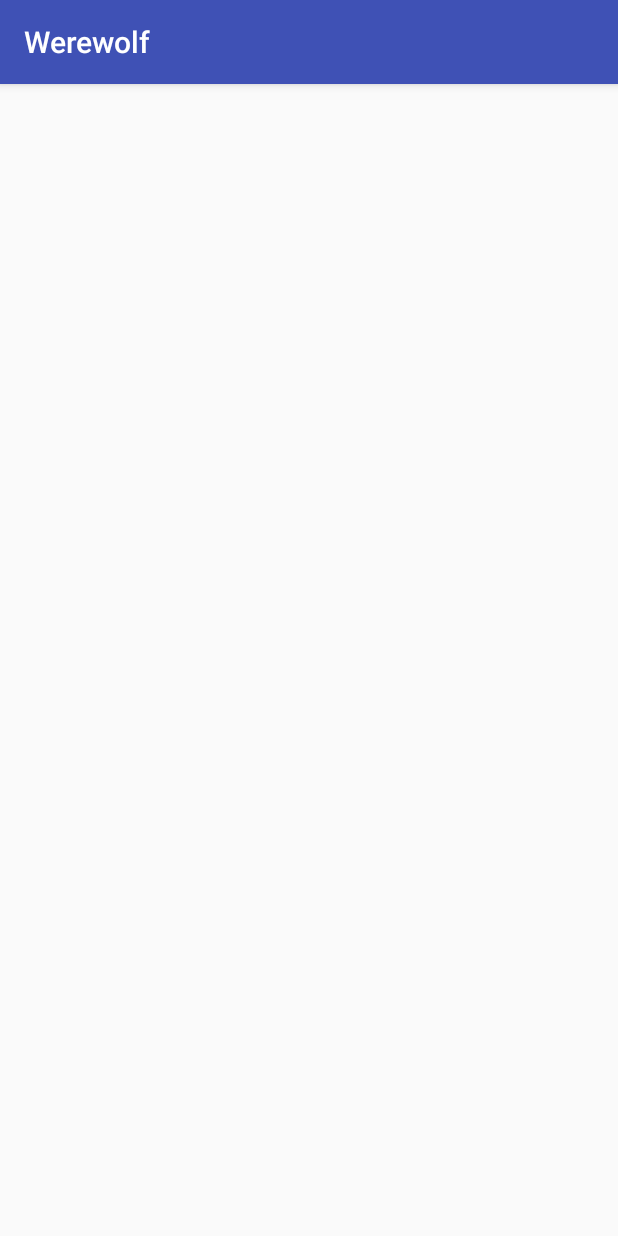
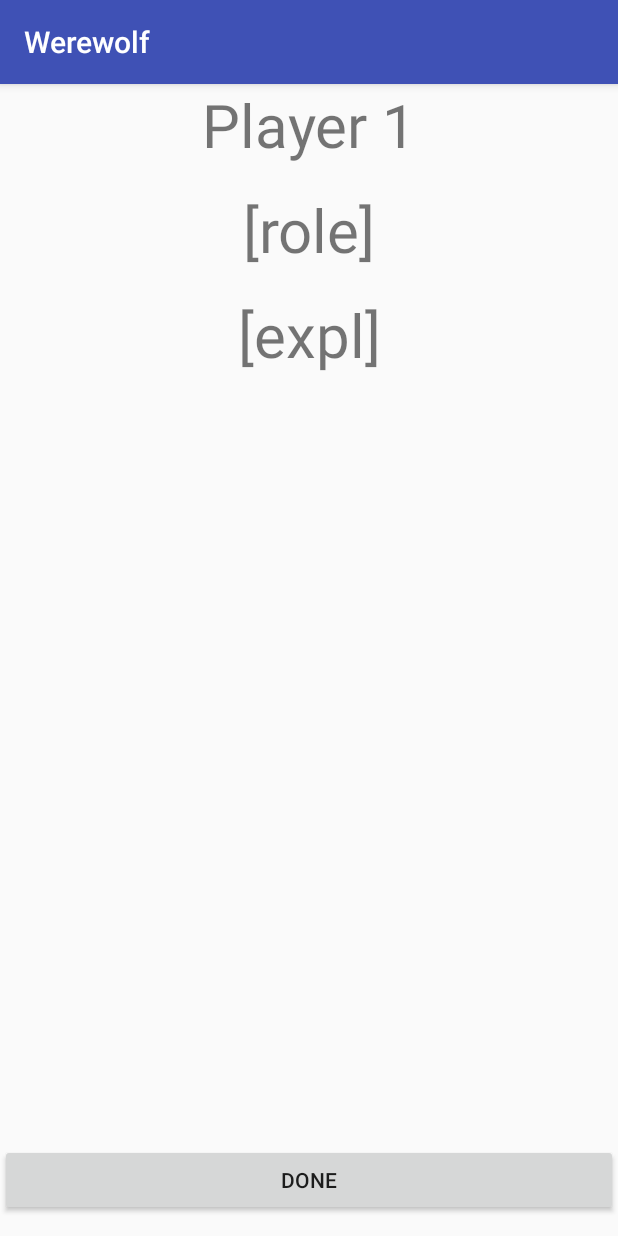
Before and after one commit to Maxfojtik/Werewolf, an Android app: the Round1 screen opened directly, with no data from a screen before it, on a phone screen of 412 x 824 dp. Run offline under Robolectric (Android 15) with nearby library versions, the phone set to English and light mode, and no system bars; 1 statement that could not run was skipped.

Commit message:
Work on Round 1

```diff
--- a/app/src/main/java/uncontrollablyswervingdog/werewolf/CharacterSelect.java
+++ b/app/src/main/java/uncontrollablyswervingdog/werewolf/CharacterSelect.java
@@ -1,5 +1,6 @@
 package uncontrollablyswervingdog.werewolf;
 
+import android.content.Intent;
 import android.os.Bundle;
 import android.support.v7.app.AppCompatActivity;
 import android.util.Log;
@@ -19,7 +20,7 @@ import java.util.Random;
 
 public class CharacterSelect extends AppCompatActivity
 {
-    String[] roles = new String[]{"Werewolf", "Minion", "Villager", "Seer", "Troublemaker", "Robber"};
+    static String[] roles = new String[]{"Werewolf", "Minion", "Villager", "Seer", "Troublemaker", "Robber"};
     int[] amounts;
     @Override
     protected void onCreate(Bundle savedInstanceState)
@@ -164,6 +165,8 @@ public class CharacterSelect extends AppCompatActivity
                     assignedNumber++;
                 }
             }
+            Intent intent = new Intent(CharacterSelect.this, Round1.class);
+            startActivity(intent);
         }
     }
     class onClick implements View.OnClickListener
--- a/app/src/main/java/uncontrollablyswervingdog/werewolf/Round1.java
+++ b/app/src/main/java/uncontrollablyswervingdog/werewolf/Round1.java
@@ -2,11 +2,63 @@ package uncontrollablyswervingdog.werewolf;
 
 import android.os.Bundle;
 import android.support.v7.app.AppCompatActivity;
+import android.text.Layout;
+import android.view.View;
+import android.view.ViewGroup;
+import android.widget.Button;
+import android.widget.RelativeLayout;
+import android.widget.TextView;
 
 public class Round1 extends AppCompatActivity {
+    int countRoles(String role) {
+        int total = 0;
+        for (int i = 0; i < MainActivity.players.length; i++) {
+            if (MainActivity.players[i].role.equals(role)) {
+                total++;
+            }
+        }
+        return total;
+    }
+
     @Override
     protected void onCreate(Bundle savedInstanceState) {
-
+        super.onCreate(savedInstanceState);
+//        setContentView(R.layout.round_1_reveal);
+        setContentView(R.layout.round_1);
+        generateView(findViewById(R.id.round_1), "Werewolf");
     }
 
+    void generateDoneButton(View view)
+    {
+        Button doneB = new Button(this);
+        doneB.setLayoutParams(new RelativeLayout.LayoutParams(2330, ViewGroup.LayoutParams.WRAP_CONTENT));
+        doneB.setText("Done");
+        doneB.setId(1+0); //doneButtonID = 1
+
+        ((RelativeLayout) view).addView(doneB);
+
+        RelativeLayout.LayoutParams params = (RelativeLayout.LayoutParams) doneB.getLayoutParams();
+        params.addRule(RelativeLayout.ALIGN_PARENT_BOTTOM);
+        params.addRule(RelativeLayout.CENTER_HORIZONTAL);
+        params.setMargins(0,0,0,20);
+    }
+    void generateView(View layout, String role)
+    {
+        if (role.equals("Werewolf"))
+        {
+            generateWerewolf(layout);
+        }
+    }
+    void generateWerewolf(View layout)
+    {
+        if(countRoles("Werewolf")>1)//not lone wolf
+        {
+
+        }
+        else//lone wolf
+        {
+
+        }
+        generateDoneButton(layout);
+    }
 }
--- a/app/src/main/res/layout/round_1.xml
+++ b/app/src/main/res/layout/round_1.xml
@@ -1,17 +1,41 @@
 <?xml version="1.0" encoding="utf-8"?>
-<LinearLayout xmlns:android="http://schemas.android.com/apk/res/android"
+<RelativeLayout xmlns:android="http://schemas.android.com/apk/res/android"
     android:orientation="vertical" android:layout_width="match_parent"
-    android:layout_height="match_parent">
+    android:layout_height="match_parent" android:id="@+id/round_1">
 
     <TextView
-        android:id="@+id/textView"
+        android:id="@+id/playerName"
         android:layout_width="match_parent"
         android:layout_height="wrap_content"
-        android:text="Player 1" />
+        android:text="Player 1"
+        android:gravity="center"
+        android:textSize="40sp"
+        android:layout_alignParentTop="true"
+        android:layout_alignParentLeft="true"
+        android:layout_alignParentStart="true" />
 
-    <Button
-        android:id="@+id/button"
-        android:layout_width="233dp"
+    <TextView
+        android:id="@+id/role"
+        android:layout_width="match_parent"
         android:layout_height="wrap_content"
-        android:text="Ready" />
-</LinearLayout>
+        android:text="[role]"
+        android:gravity="center"
+        android:textSize="40sp"
+        android:layout_marginTop="16dp"
+        android:layout_below="@+id/playerName"
+        android:layout_alignParentLeft="true"
+        android:layout_alignParentStart="true" />
+
+    <TextView
+        android:id="@+id/explanation"
+        android:layout_width="match_parent"
+        android:layout_height="wrap_content"
+        android:text="[expl]"
+        android:gravity="center"
+        android:textSize="40sp"
+        android:layout_marginTop="16dp"
+        android:layout_below="@+id/role"
+        android:layout_alignParentLeft="true"
+        android:layout_alignParentStart="true" />
+
+</RelativeLayout>
```
Also changed, not shown: app/src/main/res/layout/round_1_reveal.xml (added, +25 -0 lines).
